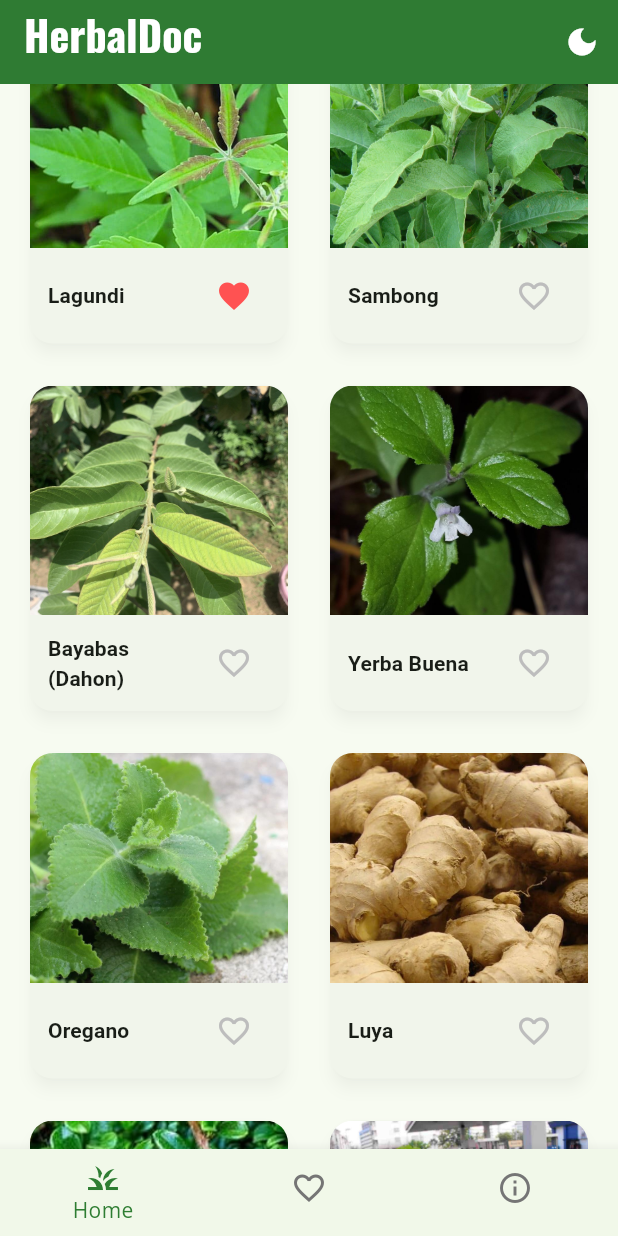
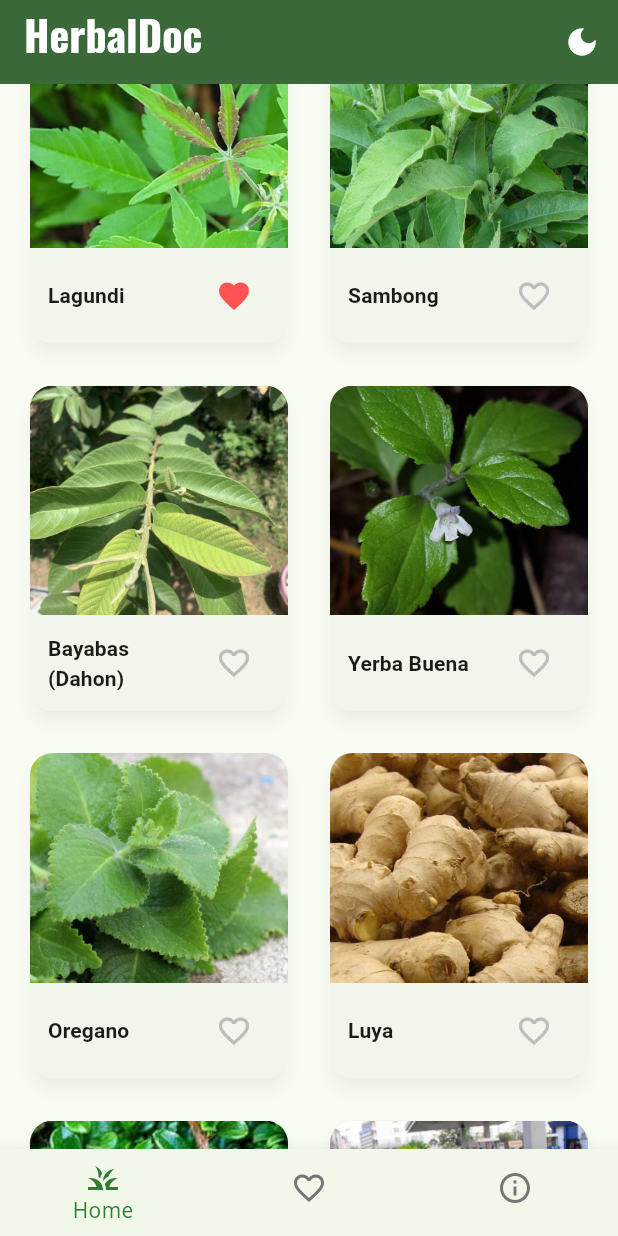
Before and after one commit to johnpaulretardo7-ux/HerbalDoc, a Flutter app: the screen it shows after launch, scrolled down 576 dp, after a tap on the "favorite outline" icon, on a phone screen of 412 x 824 dp. Run offline on Flutter 3.47's test engine with Material 3 defaults, Android fonts, the phone set to English and light mode, and no system bars; our stand-ins replace flutter_local_notifications, google_fonts, shared_preferences, timezone.

Commit message:
feat: Update content and UX

```diff
--- a/lib/screens/home_screen.dart
+++ b/lib/screens/home_screen.dart
@@ -28,6 +28,7 @@ class HomeScreenState extends State<HomeScreen> {
     final herbsProvider = Provider.of<HerbsProvider>(context);
     final themeProvider = Provider.of<ThemeProvider>(context);
     final List<Herb> allHerbs = herbsProvider.herbs;
+    final theme = Theme.of(context); // Get the theme for easier access
 
     final List<Herb> filteredHerbs = _searchQuery.isEmpty
         ? allHerbs
@@ -57,14 +58,14 @@ class HomeScreenState extends State<HomeScreen> {
                 const SizedBox(height: 20),
                 Text(
                   'Oops, something went wrong!',
-                  style: Theme.of(context).textTheme.headlineSmall,
+                  style: theme.textTheme.headlineSmall,
                   textAlign: TextAlign.center,
                 ),
                 const SizedBox(height: 10),
                 Text(
                   herbsProvider.error!,
                   textAlign: TextAlign.center,
-                  style: Theme.of(context).textTheme.bodyLarge,
+                  style: theme.textTheme.bodyLarge,
                 ),
               ],
             ),
@@ -77,7 +78,8 @@ class HomeScreenState extends State<HomeScreen> {
       body: CustomScrollView(
         slivers: [
           SliverAppBar(
-            backgroundColor: Colors.green[800],
+            // Use theme color for consistency
+            backgroundColor: theme.colorScheme.primary,
             pinned: true,
             floating: true,
             expandedHeight: 200.0,
@@ -97,16 +99,16 @@ class HomeScreenState extends State<HomeScreen> {
               titlePadding: const EdgeInsets.only(left: 16.0, bottom: 16.0),
               title: Text(
                 'HerbalDoc',
-                style: Theme.of(context).textTheme.headlineMedium?.copyWith(
-                    color: Colors.white, fontWeight: FontWeight.bold),
+                style: theme.textTheme.headlineMedium?.copyWith(
+                    color: theme.colorScheme.onPrimary, fontWeight: FontWeight.bold),
               ),
               background: Container(
                 decoration: BoxDecoration(
                   gradient: LinearGradient(
                     colors: [
-                      Colors.green.shade800,
-                      Colors.green.shade600,
-                      Colors.teal.shade400,
+                      theme.colorScheme.primary,
+                      theme.colorScheme.primaryContainer.withAlpha((255 * 0.8).round()),
+                      theme.colorScheme.secondaryContainer.withAlpha((255 * 0.6).round()),
                     ],
                     begin: Alignment.topLeft,
                     end: Alignment.bottomRight,
@@ -125,11 +127,16 @@ class HomeScreenState extends State<HomeScreen> {
               padding: const EdgeInsets.symmetric(horizontal: 16.0, vertical: 20.0),
               child: TextField(
                 onChanged: _onSearchChanged,
+                // Ensure text color is readable in both themes
+                style: TextStyle(color: theme.colorScheme.onSurface),
                 decoration: InputDecoration(
                   hintText: 'Search for herbs or symptoms...',
-                  prefixIcon: Icon(Icons.search, color: Colors.green[800]),
+                  // Use theme color for hint text
+                  hintStyle: TextStyle(color: theme.colorScheme.onSurface.withAlpha((255 * 0.6).round())),
+                  prefixIcon: Icon(Icons.search, color: theme.colorScheme.primary),
                   filled: true,
-                  fillColor: Colors.white.withAlpha(230),
+                  // Use a theme-aware fill color
+                  fillColor: theme.colorScheme.surfaceContainerHighest,
                   border: OutlineInputBorder(
                     borderRadius: BorderRadius.circular(15.0),
                     borderSide: BorderSide.none,
@@ -148,8 +155,8 @@ class HomeScreenState extends State<HomeScreen> {
               padding: const EdgeInsets.fromLTRB(16.0, 24.0, 16.0, 8.0),
               child: Text(
                 _searchQuery.isEmpty ? 'All Herbs' : 'Search Results',
-                style: Theme.of(context).textTheme.headlineMedium?.copyWith(
-                    fontWeight: FontWeight.bold, color: Colors.green[900]),
+                style: theme.textTheme.headlineMedium?.copyWith(
+                    fontWeight: FontWeight.bold, color: theme.colorScheme.primary),
               ),
             ),
           ),
@@ -158,7 +165,7 @@ class HomeScreenState extends State<HomeScreen> {
                   child: Center(
                     child: Text(
                       'No herbs found.',
-                      style: Theme.of(context).textTheme.bodyLarge,
+                      style: theme.textTheme.bodyLarge,
                     ),
                   ),
                 )
--- a/lib/screens/splash_screen.dart
+++ b/lib/screens/splash_screen.dart
@@ -55,7 +55,7 @@ class _SplashScreenState extends State<SplashScreen> with TickerProviderStateMix
       final dataLoader = Future.wait([
         _loadHerbs(),
         _loadFavorites(),
-        Future.delayed(const Duration(milliseconds: 2500)),
+        Future.delayed(const Duration(milliseconds: 4500)),
       ]);
 
       await dataLoader;
@@ -177,6 +177,22 @@ class _SplashScreenState extends State<SplashScreen> with TickerProviderStateMix
               ],
             ),
           ),
+           Positioned(
+            bottom: 30,
+            left: 20,
+            right: 20,
+            child: FadeTransition(
+              opacity: _fadeAnimation,
+              child: Text(
+                'Disclaimer: This app is for informational purposes only. Always consult a healthcare professional before trying any herbal remedies.',
+                textAlign: TextAlign.center,
+                style: Theme.of(context).textTheme.bodySmall?.copyWith(
+                      color: Colors.white70,
+                      fontStyle: FontStyle.italic,
+                    ),
+              ),
+            ),
+          ),
         ],
       ),
     );
```
Also changed, not shown: assets/data/herbs.json (+80 -0 lines), lib/screens/about_screen.dart (+0 -9 lines), assets/images/bituon.png (added), assets/images/gumamela.png (added), assets/images/kamias.png (added), assets/images/kamote.png (added), assets/images/mayana.png (added), assets/images/paragis.png (added), assets/images/sampaguita.png (added), assets/images/tubang_aso.png (added).
